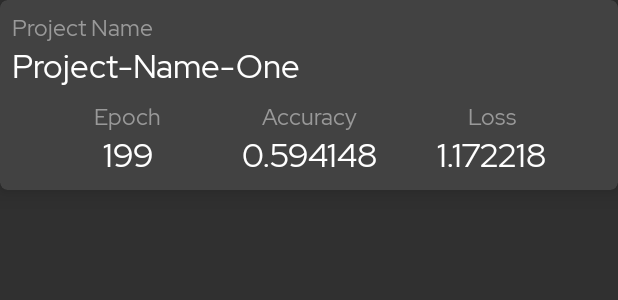
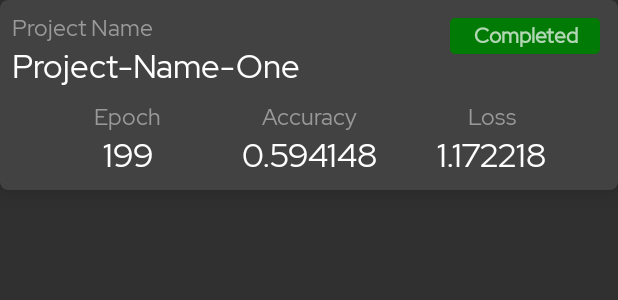
Before and after one commit to CleanPegasus/TensorDash, an Android app: the layout project_list_item.xml on its own in the app's theme, with its tools: preview values and no code run, on a phone screen of 412 x 824 dp. Shown: the top 300 px of the screen. Run offline under Robolectric (Android 15) with nearby library versions, the phone set to English and light mode, and no system bars.

Commit message:
Shows status of the model

```diff
--- /dev/null
+++ b/Android App/app/src/main/java/com/example/tensordash/service/model/StatusCode.java
@@ -0,0 +1,5 @@
+package com.example.tensordash.service.model;
+
+public enum StatusCode{
+    CRASHED, RUNNING, COMPLETED, DEFAULT
+}
--- /dev/null
+++ b/Android App/app/src/main/res/drawable/status_code_completed.xml
@@ -0,0 +1,7 @@
+<?xml version="1.0" encoding="utf-8"?>
+<shape xmlns:android="http://schemas.android.com/apk/res/android"
+    android:shape="rectangle">
+    <corners
+        android:radius="3dp"/>
+    <solid android:color="@color/completed_status_code" />
+</shape>
--- a/Android App/app/src/main/res/layout/project_list_item.xml
+++ b/Android App/app/src/main/res/layout/project_list_item.xml
@@ -125,6 +125,21 @@
                     tools:text="1.172218" />
             </LinearLayout>
         </LinearLayout>
+
+        <TextView
+            android:id="@+id/status_code_textview"
+            android:layout_width="100dp"
+            android:layout_height="24dp"
+            android:layout_marginTop="4dp"
+            android:layout_marginEnd="4dp"
+            tools:text="Completed"
+            android:textSize="14sp"
+            android:fontFamily="@font/red_hat_display_bold"
+            android:textStyle="bold"
+            tools:background="@drawable/status_code_completed"
+            android:gravity="center"
+            app:layout_constraintEnd_toEndOf="parent"
+            app:layout_constraintTop_toTopOf="parent" />
     </androidx.constraintlayout.widget.ConstraintLayout>
 
 </androidx.cardview.widget.CardView>
--- a/Android App/app/src/main/res/values/colors.xml
+++ b/Android App/app/src/main/res/values/colors.xml
@@ -15,4 +15,10 @@
     <!--Color scheme for ProjectDescriptionActivity-->
     <color name="supportingTextColor">#A3FFFFFF</color>
     <color name="mainTextColor">#FFFFFF</color>
+
+    <!--Color scheme for ProjectItems-->
+    <color name="completed_status_code">#017B06</color>
+    <color name="in_progress_status_code">#A55900</color>
+    <color name="crashed_status_code">#B10000</color>
+
 </resources>
```
Also changed, not shown: Android App/app/src/main/java/com/example/tensordash/service/model/Project.java (+11 -1 lines), Android App/app/src/main/java/com/example/tensordash/service/repository/FirebaseDatabaseRepository.java (+9 -1 lines), Android App/app/src/main/java/com/example/tensordash/view/adapter/ProjectAdapter.java (+22 -2 lines), Android App/app/src/main/res/drawable/status_code_crashed.xml (added, +7 -0 lines), Android App/app/src/main/res/drawable/status_code_in_progress.xml (added, +7 -0 lines).
